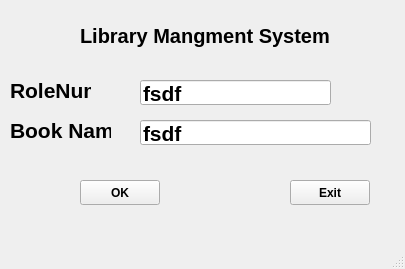
The window that qt6/kdabyv/library/library/mainwindow.ui (danizalm05/cpp) describes before a commit, drawn with Qt 5.
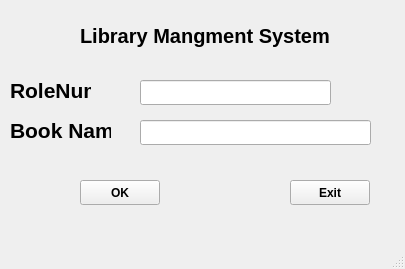
The same window after the commit.

Patch:
```diff
--- a/qt6/kdabyv/library/library/mainwindow.ui
+++ b/qt6/kdabyv/library/library/mainwindow.ui
@@ -96,7 +96,7 @@
      </font>
     </property>
     <property name="text">
-     <string>fsdf</string>
+     <string/>
     </property>
    </widget>
    <widget class="QLineEdit" name="BookNameLineEdit">
@@ -116,7 +116,7 @@
      </font>
     </property>
     <property name="text">
-     <string>fsdf</string>
+     <string/>
     </property>
    </widget>
    <widget class="QPushButton" name="OKpushButton">
```
Left out of the diff: 2 changed lines with no effect on the pictures.
